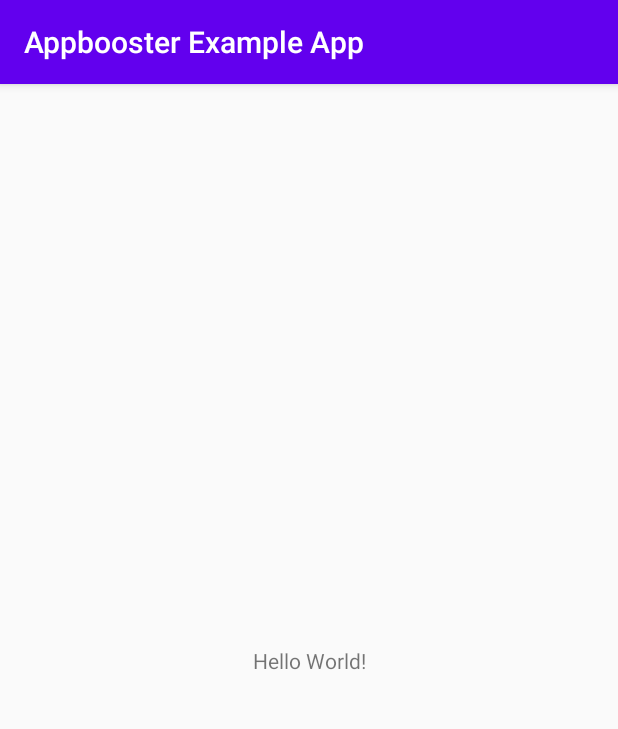
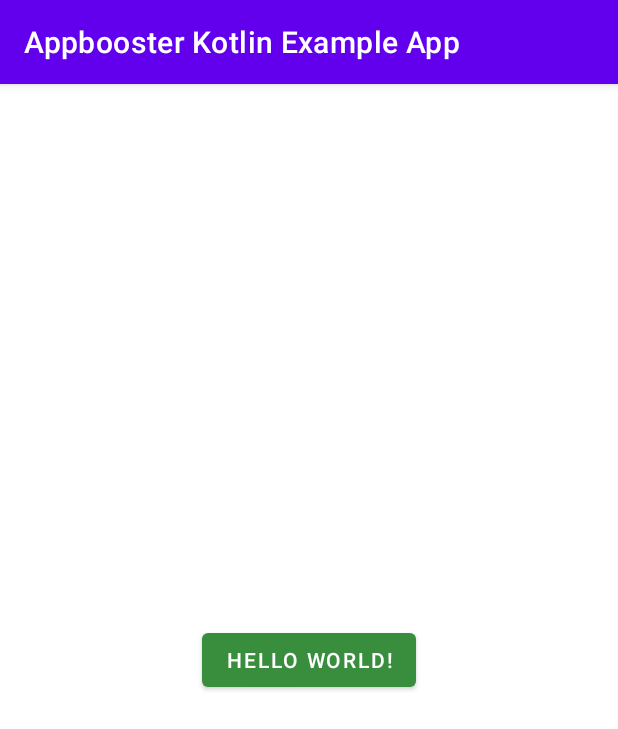
Before and after one commit to proba-ai/proba-sdk-android, an Android app: the screen it shows after launch (MainActivity), on a phone screen of 412 x 824 dp. Shown: the top 729 px of the screen. Run offline under Robolectric (Android 15) with nearby library versions, the phone set to English and light mode, and no system bars; libraries missing offline, so code that uses them is left out: io.jsonwebtoken, io.jsonwebtoken.security; 5 statements that could not run were skipped.

Commit message:
Fixes for example applications

```diff
--- a/AppboosterSdk/src/main/java/com/appbooster/appboostersdk/AppboosterSdk.kt
+++ b/AppboosterSdk/src/main/java/com/appbooster/appboostersdk/AppboosterSdk.kt
@@ -47,7 +47,7 @@ public class AppboosterSdk private constructor(
 
     private var mLastShakeTime: Long = -1L
     private val client: Client =
-        Client(store, appId, deviceId, sdkToken, connectionTimeout)
+        Client(store, appId, deviceId, sdkToken, connectionTimeout, isInDevMode)
 
     init {
         Logger.LOG = isInDevMode || BuildConfig.DEBUG
@@ -81,7 +81,7 @@ public class AppboosterSdk private constructor(
      */
     val experiments: List<Experiment>
         get() {
-            return if (store.isInDebugMode && isInDevMode) {
+            return if (store.isInDebugMode) {
                 store.experimentsDefaults
                     .map { experiment ->
                         val debugExperiment =
@@ -117,7 +117,7 @@ public class AppboosterSdk private constructor(
     @JvmName("getValue")
     operator fun get(key: String): String? = value(key)
 
-    private fun value(key: String): String? = if (store.isInDebugMode && isInDevMode) {
+    private fun value(key: String): String? = if (store.isInDebugMode) {
         store.experimentsDebug.firstOrNull { it.key == key }?.value
             ?: store.experimentsDefaults.firstOrNull { it.key == key }?.value
     } else {
@@ -132,7 +132,7 @@ public class AppboosterSdk private constructor(
         private var deviceId: String? = null
         private var usingShake: Boolean = true
         private var connectionTimeout: Long = 3000L
-        private var isInDevMode: Boolean = true
+        private var isInDevMode: Boolean = false
         private var defaults: Map<String, String> = emptyMap()
 
         private val store = Store.getInstance(context.applicationContext)
--- a/AppboosterSdk/src/main/java/com/appbooster/appboostersdk/client.kt
+++ b/AppboosterSdk/src/main/java/com/appbooster/appboostersdk/client.kt
@@ -38,7 +38,8 @@ internal class Client(
     appId: String,
     deviceId: String,
     token: String,
-    connectionTimeout: Long
+    connectionTimeout: Long,
+    isInDevMode: Boolean
 ) {
 
     private val okHttpClient = OkHttpClient.Builder()
@@ -46,7 +47,7 @@ internal class Client(
         .addInterceptor(HttpLoggingInterceptor()
             .apply {
                 setLevel(
-                    if (BuildConfig.DEBUG) {
+                    if (isInDevMode || BuildConfig.DEBUG) {
                         HttpLoggingInterceptor.Level.BODY
                     } else {
                         HttpLoggingInterceptor.Level.NONE
@@ -188,9 +189,10 @@ internal class RequestBuilder(
     private val contentTypeHeader = "Content-Type" to "application/json"
     private val sdkAppIdHeader = "SDK-App-ID" to appId
     private val authorizationHeader = "Authorization" to "Bearer ${makeAccessToken()}"
-    private val appVersionHeader = "AppVersion" to BuildConfig.VERSION_NAME.toString()
+    private val appVersionHeader = "AppVersion" to BuildConfig.VERSION_NAME
 
     private fun makeAccessToken(): String {
+        try {
             return Jwts.builder()
                 .setHeaderParam("alg", "HS256")
                 .setHeaderParam("typ", "JWT")
@@ -198,4 +200,8 @@ internal class RequestBuilder(
                 .signWith(Keys.hmacShaKeyFor(token.toByteArray()), SignatureAlgorithm.HS256)
                 .compact()
         }
+        catch(e: Throwable) {
+            throw AppboosterSetupException("Illegal sdk token size causes", e)
         }
+    }
+}
--- a/AppboosterSdk/src/main/java/com/appbooster/appboostersdk/exceptions.kt
+++ b/AppboosterSdk/src/main/java/com/appbooster/appboostersdk/exceptions.kt
@@ -6,7 +6,11 @@ import java.lang.IllegalArgumentException
  * Created at 11.08.2020 16:00
  * @author Alexey_Ivanov
  */
-class AppboosterSetupException (message: String) : IllegalArgumentException(message)
+class AppboosterSetupException : IllegalArgumentException{
+    constructor(message: String): super(message)
+    constructor(message: String, cause: Throwable): super(message, cause)
+}
+
 class AppboosterFetchException : IllegalArgumentException {
     constructor(code: Int, message: String) : super("Fetch failed with code: '$code' and message: '$message'")
     constructor(cause: Throwable) : super("Fetch failed", cause)
--- a/ExampleAppJava/build.gradle
+++ b/ExampleAppJava/build.gradle
@@ -29,7 +29,8 @@ repositories {
 
 dependencies {
     implementation fileTree(dir: "libs", include: ["*.jar"])
-    implementation "com.appbooster.appboostersdk:appboostersdk-debug:$version"
+    implementation "com.appbooster.appboostersdk:appboostersdk:$version"
     implementation 'androidx.appcompat:appcompat:1.2.0'
     implementation 'androidx.constraintlayout:constraintlayout:2.0.1'
+    implementation 'com.google.android.material:material:1.2.1'
 }
--- a/ExampleAppJava/src/main/AndroidManifest.xml
+++ b/ExampleAppJava/src/main/AndroidManifest.xml
@@ -2,8 +2,10 @@
 <manifest xmlns:android="http://schemas.android.com/apk/res/android"
     package="com.appbooster.exampleappjava">
 
+    <uses-permission android:name="android.permission.INTERNET"/>
+
     <application
-        android:allowBackup="true"
+        android:allowBackup="false"
         android:icon="@mipmap/ic_launcher"
         android:label="@string/app_name"
         android:roundIcon="@mipmap/ic_launcher_round"
--- a/ExampleAppJava/src/main/res/layout/activity_main.xml
+++ b/ExampleAppJava/src/main/res/layout/activity_main.xml
@@ -6,10 +6,12 @@
     android:layout_height="match_parent"
     tools:context=".MainActivity">
 
-    <TextView
+    <com.google.android.material.button.MaterialButton
+        android:id="@+id/appboosterExampleButton"
         android:layout_width="wrap_content"
         android:layout_height="wrap_content"
         android:text="Hello World!"
+        app:backgroundTint="#388e3c"
         app:layout_constraintBottom_toBottomOf="parent"
         app:layout_constraintLeft_toLeftOf="parent"
         app:layout_constraintRight_toRightOf="parent"
--- a/ExampleAppJava/src/main/res/values/strings.xml
+++ b/ExampleAppJava/src/main/res/values/strings.xml
@@ -1,3 +1,3 @@
 <resources>
-    <string name="app_name">ExampleAppJava</string>
+    <string name="app_name">Appbooster Java Example App</string>
 </resources>
--- a/ExampleAppJava/src/main/res/values/styles.xml
+++ b/ExampleAppJava/src/main/res/values/styles.xml
@@ -1,6 +1,6 @@
 <resources>
     <!-- Base application theme. -->
-    <style name="AppTheme" parent="Theme.AppCompat.Light.DarkActionBar">
+    <style name="AppTheme" parent="Theme.MaterialComponents.Light.DarkActionBar">
         <!-- Customize your theme here. -->
         <item name="colorPrimary">@color/colorPrimary</item>
         <item name="colorPrimaryDark">@color/colorPrimaryDark</item>
--- a/ExampleAppKotlin/build.gradle
+++ b/ExampleAppKotlin/build.gradle
@@ -45,4 +45,5 @@ dependencies {
     implementation 'androidx.core:core-ktx:1.3.1'
     implementation 'androidx.appcompat:appcompat:1.2.0'
     implementation 'androidx.constraintlayout:constraintlayout:2.0.1'
+    implementation 'com.google.android.material:material:1.2.1'
 }
--- a/ExampleAppKotlin/src/main/AndroidManifest.xml
+++ b/ExampleAppKotlin/src/main/AndroidManifest.xml
@@ -4,7 +4,7 @@
 
     <uses-permission android:name="android.permission.INTERNET"/>
     <application
-        android:allowBackup="true"
+        android:allowBackup="false"
         android:icon="@mipmap/ic_launcher"
         android:label="@string/app_name"
         android:roundIcon="@mipmap/ic_launcher_round"
--- a/ExampleAppKotlin/src/main/java/com/appbooster/example/MainActivity.kt
+++ b/ExampleAppKotlin/src/main/java/com/appbooster/example/MainActivity.kt
@@ -1,9 +1,12 @@
 package com.appbooster.example
 
+import android.graphics.Color
+import android.os.Bundle
+import android.view.View
 import androidx.appcompat.app.AppCompatActivity
-import android.os.Bundle
-import android.util.Log
 import com.appbooster.appboostersdk.AppboosterSdk
+import com.google.android.material.button.MaterialButton
+import kotlinx.android.synthetic.main.activity_main.*
 
 class MainActivity : AppCompatActivity() {
     override fun onCreate(savedInstanceState: Bundle?) {
@@ -11,29 +14,25 @@ class MainActivity : AppCompatActivity() {
         setContentView(R.layout.activity_main)
 
         val sdk = AppboosterSdk.Builder(this)
-            .appId("657")
-            .sdkToken("e3b0c44298fc1c149afbf4c8996fb924")
-            .usingShake(true)
+            .appId("11314")
+            .sdkToken("94EBA72B439D4A18B971231088C77D5F")
             .defaults(mapOf(
-                "android_1" to "",
-                "android_2" to ""
+                "buttonColor" to "blue"
             ))
             .build()
 
+        if (sdk["buttonColor"] != null) {
+            appboosterExampleButton.setBackgroundColor(Color.parseColor(sdk["buttonColor"]))
+        }
+
         sdk.fetch(onSuccessListener = object: AppboosterSdk.OnSuccessListener{
             override fun onSuccess() {
-                val def1_op = sdk["android_1"]
-                Log.d("MainActivity", "def1_op: $def1_op")
-                Log.d("MainActivity", "Experiments: ${sdk.experiments}")
-                Log.d("MainActivity", "Fetch duration: ${sdk.lastOperationDurationMillis}")
+                appboosterExampleButton.setBackgroundColor(Color.parseColor(sdk["buttonColor"]))
             }
         },
         onErrorListener = object: AppboosterSdk.OnErrorListener{
             override fun onError(throwable: Throwable) {
-                val def1_op = sdk["android_1"]
-                Log.d("MainActivity", "def1_op: $def1_op")
-                Log.d("MainActivity", "Experiments: ${sdk.experiments}")
-                Log.d("MainActivity", "Fetch duration: ${sdk.lastOperationDurationMillis}")
+
             }
         })
     }
--- a/ExampleAppKotlin/src/main/res/layout/activity_main.xml
+++ b/ExampleAppKotlin/src/main/res/layout/activity_main.xml
@@ -6,10 +6,12 @@
     android:layout_height="match_parent"
     tools:context=".MainActivity">
 
-    <TextView
+    <com.google.android.material.button.MaterialButton
         android:layout_width="wrap_content"
         android:layout_height="wrap_content"
         android:text="Hello World!"
+        android:id="@+id/appboosterExampleButton"
+        app:backgroundTint="#388e3c"
         app:layout_constraintBottom_toBottomOf="parent"
         app:layout_constraintLeft_toLeftOf="parent"
         app:layout_constraintRight_toRightOf="parent"
--- a/ExampleAppKotlin/src/main/res/values/strings.xml
+++ b/ExampleAppKotlin/src/main/res/values/strings.xml
@@ -1,3 +1,3 @@
 <resources>
-    <string name="app_name">Appbooster Example App</string>
+    <string name="app_name">Appbooster Kotlin Example App</string>
 </resources>
--- a/ExampleAppKotlin/src/main/res/values/styles.xml
+++ b/ExampleAppKotlin/src/main/res/values/styles.xml
@@ -1,6 +1,6 @@
 <resources>
     <!-- Base application theme. -->
-    <style name="AppTheme" parent="Theme.AppCompat.Light.DarkActionBar">
+    <style name="AppTheme" parent="Theme.MaterialComponents.Light.DarkActionBar">
         <!-- Customize your theme here. -->
         <item name="colorPrimary">@color/colorPrimary</item>
         <item name="colorPrimaryDark">@color/colorPrimaryDark</item>
```
Also changed, not shown: ExampleAppJava/src/main/java/com/appbooster/exampleappjava/MainActivity.java (+12 -6 lines). Lines whose indentation alone changed are shown as unchanged.
